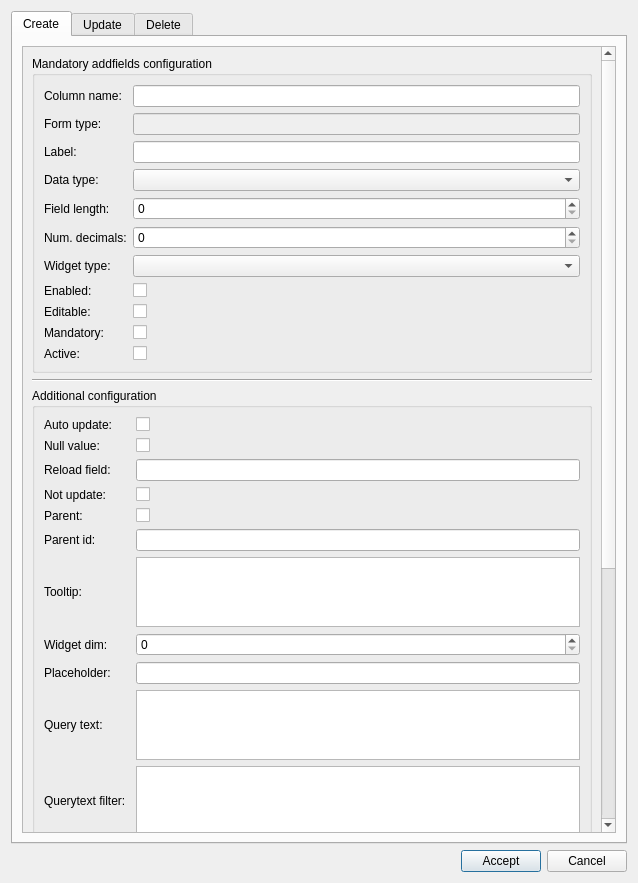
Old version of the form core/ui/admin/admin_addfields.ui in the repository Giswater/giswater_qgis_plugin.
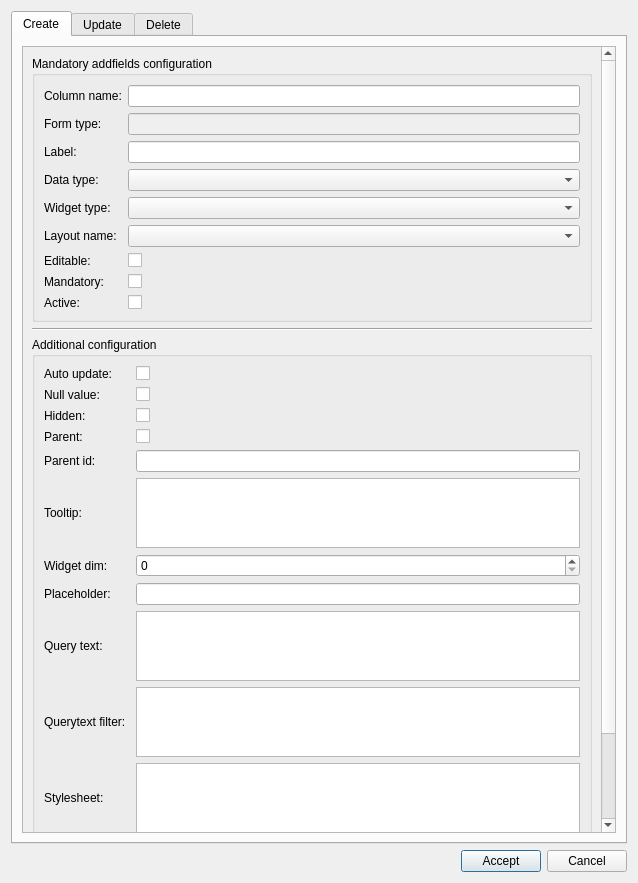
New version of the form.

Patch:
```diff
--- a/core/ui/admin/admin_addfields.ui
+++ b/core/ui/admin/admin_addfields.ui
@@ -66,7 +66,7 @@
             <x>0</x>
             <y>0</y>
             <width>565</width>
-            <height>1328</height>
+            <height>1001</height>
            </rect>
           </property>
           <layout class="QVBoxLayout" name="verticalLayout">
@@ -88,76 +88,41 @@
                 <item row="2" column="1">
                  <widget class="QLineEdit" name="label"/>
                 </item>
-                <item row="5" column="0">
-                 <widget class="QLabel" name="lbl_num_dec">
-                  <property name="text">
-                   <string>Num. decimals:</string>
-                  </property>
-                 </widget>
-                </item>
-                <item row="4" column="1">
-                 <widget class="QSpinBox" name="field_length">
-                  <property name="maximum">
-                   <number>999999999</number>
-                  </property>
-                 </widget>
-                </item>
-                <item row="12" column="1">
-                 <widget class="QCheckBox" name="addfield_active">
-                  <property name="text">
-                   <string/>
-                  </property>
-                 </widget>
-                </item>
                 <item row="1" column="0">
-                 <widget class="QLabel" name="lbl_form_type">
+                 <widget class="QLabel" name="lbl_formtype">
                   <property name="text">
                    <string>Form type:</string>
                   </property>
                  </widget>
                 </item>
-                <item row="12" column="0">
+                <item row="9" column="0">
                  <widget class="QLabel" name="lbl_active">
                   <property name="text">
                    <string>Active:</string>
                   </property>
                  </widget>
                 </item>
-                <item row="10" column="1">
+                <item row="9" column="1">
+                 <widget class="QCheckBox" name="active">
+                  <property name="text">
+                   <string/>
+                  </property>
+                 </widget>
+                </item>
+                <item row="7" column="1">
                  <widget class="QCheckBox" name="iseditable">
                   <property name="text">
                    <string/>
                   </property>
                  </widget>
                 </item>
-                <item row="11" column="1">
-                 <widget class="QCheckBox" name="ismandatory">
-                  <property name="text">
-                   <string/>
-                  </property>
-                 </widget>
-                </item>
-                <item row="6" column="0">
-                 <widget class="QLabel" name="lbl_widget_type">
+                <item row="4" column="0">
+                 <widget class="QLabel" name="lbl_widgettype">
                   <property name="text">
                    <string>Widget type:</string>
                   </property>
                  </widget>
                 </item>
-                <item row="9" column="0">
-                 <widget class="QLabel" name="lbl_enabled">
-                  <property name="text">
-                   <string>Enabled:</string>
-                  </property>
-                 </widget>
-                </item>
-                <item row="3" column="0">
-                 <widget class="QLabel" name="lbl_data_type">
-                  <property name="text">
-                   <string>Data type:</string>
-                  </property>
-                 </widget>
-                </item>
                 <item row="1" column="1">
                  <widget class="QLineEdit" name="formtype">
                   <property name="enabled">
@@ -168,57 +133,60 @@
                   </property>
                  </widget>
                 </item>
+                <item row="8" column="1">
+                 <widget class="QCheckBox" name="ismandatory">
+                  <property name="text">
+                   <string/>
+                  </property>
+                 </widget>
+                </item>
+                <item row="3" column="0">
+                 <widget class="QLabel" name="lbl_datatype">
+                  <property name="text">
+                   <string>Data type:</string>
+                  </property>
+                 </widget>
+                </item>
                 <item row="3" column="1">
                  <widget class="QComboBox" name="datatype"/>
                 </item>
-                <item row="5" column="1">
-                 <widget class="QSpinBox" name="num_decimals">
-                  <property name="maximum">
-                   <number>999999999</number>
-                  </property>
-                 </widget>
-                </item>
-                <item row="4" column="0">
-                 <widget class="QLabel" name="lbl_field_length">
-                  <property name="text">
-                   <string>Field length:</string>
-                  </property>
-                 </widget>
-                </item>
-                <item row="0" column="0">
-                 <widget class="QLabel" name="lbl_column_id">
-                  <property name="text">
-                   <string>Column name:</string>
-                  </property>
-                 </widget>
-                </item>
                 <item row="0" column="1">
                  <widget class="QLineEdit" name="columnname"/>
                 </item>
-                <item row="9" column="1">
-                 <widget class="QCheckBox" name="isenabled">
+                <item row="0" column="0">
+                 <widget class="QLabel" name="lbl_columnname">
                   <property name="text">
-                   <string/>
+                   <string>Column name:</string>
                   </property>
                  </widget>
                 </item>
-                <item row="6" column="1">
+                <item row="4" column="1">
                  <widget class="QComboBox" name="widgettype"/>
                 </item>
-                <item row="10" column="0">
-                 <widget class="QLabel" name="lbl_editable">
+                <item row="7" column="0">
+                 <widget class="QLabel" name="lbl_iseditable">
                   <property name="text">
                    <string>Editable:</string>
                   </property>
                  </widget>
                 </item>
-                <item row="11" column="0">
-                 <widget class="QLabel" name="lbl_mandatory">
+                <item row="8" column="0">
+                 <widget class="QLabel" name="lbl_ismandatory">
                   <property name="text">
                    <string>Mandatory:</string>
                   </property>
                  </widget>
                 </item>
+                <item row="5" column="1">
+                 <widget class="QComboBox" name="layoutname"/>
+                </item>
+                <item row="5" column="0">
+                 <widget class="QLabel" name="lbl_layoutname">
+                  <property name="text">
+                   <string>Layout name:</string>
+                  </property>
+                 </widget>
+                </item>
                </layout>
               </item>
              </layout>
@@ -239,213 +207,151 @@
              <layout class="QVBoxLayout" name="verticalLayout_2">
               <item>
                <layout class="QGridLayout" name="gridLayout_7">
-                <item row="3" column="1">
-                 <widget class="QCheckBox" name="dv_isnullvalue">
-                  <property name="text">
-                   <string/>
-                  </property>
-                 </widget>
+                <item row="9" column="2">
+                 <widget class="QLineEdit" name="placeholder"/>
                 </item>
-                <item row="2" column="1">
-                 <widget class="QCheckBox" name="isautoupdate">
-                  <property name="text">
-                   <string/>
-                  </property>
-                 </widget>
-                </item>
-                <item row="2" column="0">
-                 <widget class="QLabel" name="lbl_auto_update">
-                  <property name="text">
-                   <string>Auto update:</string>
-                  </property>
-                 </widget>
-                </item>
-                <item row="7" column="1">
-                 <widget class="QLineEdit" name="dv_parent_id"/>
-                </item>
-                <item row="8" column="1">
-                 <widget class="QPlainTextEdit" name="tooltip"/>
-                </item>
-                <item row="11" column="1">
+                <item row="10" column="2">
                  <widget class="QPlainTextEdit" name="dv_querytext"/>
                 </item>
-                <item row="3" column="0">
-                 <widget class="QLabel" name="lbl_null_value">
-                  <property name="text">
-                   <string>Null value:</string>
-                  </property>
-                 </widget>
-                </item>
-                <item row="10" column="0">
+                <item row="9" column="0">
                  <widget class="QLabel" name="lbl_placeholder">
                   <property name="text">
                    <string>Placeholder:</string>
                   </property>
                  </widget>
                 </item>
-                <item row="8" column="0">
+                <item row="3" column="0">
+                 <widget class="QLabel" name="lbl_dv_isnullvalue">
+                  <property name="text">
+                   <string>Null value:</string>
+                  </property>
+                 </widget>
+                </item>
+                <item row="7" column="0">
                  <widget class="QLabel" name="lbl_tooltip">
                   <property name="text">
                    <string>Tooltip:</string>
                   </property>
                  </widget>
                 </item>
-                <item row="4" column="0">
-                 <widget class="QLabel" name="lbl_reload_field">
-                  <property name="text">
-                   <string>Reload field:</string>
-                  </property>
-                 </widget>
+                <item row="6" column="2">
+                 <widget class="QLineEdit" name="dv_parent_id"/>
                 </item>
-                <item row="10" column="1">
-                 <widget class="QLineEdit" name="placeholder"/>
-                </item>
-                <item row="5" column="0">
-                 <widget class="QLabel" name="lbl_not_update">
+                <item row="3" column="2">
+                 <widget class="QCheckBox" name="dv_isnullvalue">
                   <property name="text">
-                   <string>Not update:</string>
+                   <string/>
                   </property>
                  </widget>
                 </item>
-                <item row="14" column="0">
-                 <widget class="QLabel" name="lbl_action_function">
+                <item row="2" column="2">
+                 <widget class="QCheckBox" name="isautoupdate">
                   <property name="text">
-                   <string>Action function:</string>
+                   <string/>
                   </property>
                  </widget>
                 </item>
-                <item row="5" column="1">
-                 <widget class="QCheckBox" name="isnotupdate">
+                <item row="2" column="0">
+                 <widget class="QLabel" name="lbl_isautoupdate">
                   <property name="text">
-                   <string/>
+                   <string>Auto update:</string>
                   </property>
                  </widget>
                 </item>
-                <item row="11" column="0">
-                 <widget class="QLabel" name="lbl_query_text">
+                <item row="7" column="2">
+                 <widget class="QPlainTextEdit" name="tooltip"/>
+                </item>
+                <item row="10" column="0">
+                 <widget class="QLabel" name="lbl_dv_querytext">
                   <property name="text">
                    <string>Query text:</string>
                   </property>
                  </widget>
                 </item>
-                <item row="6" column="0">
-                 <widget class="QLabel" name="lbl_parent">
-                  <property name="text">
-                   <string>Parent:</string>
-                  </property>
-                 </widget>
-                </item>
-                <item row="6" column="1">
+                <item row="5" column="2">
                  <widget class="QCheckBox" name="isparent">
                   <property name="text">
                    <string/>
                   </property>
                  </widget>
                 </item>
-                <item row="17" column="0">
-                 <widget class="QLabel" name="lbl_list_filter">
-                  <property name="text">
-                   <string>List filter param:</string>
-                  </property>
-                 </widget>
-                </item>
-                <item row="18" column="0">
-                 <widget class="QLabel" name="lbl_editability">
-                  <property name="text">
-                   <string>Editability:</string>
-                  </property>
-                 </widget>
-                </item>
-                <item row="15" column="0">
+                <item row="12" column="0">
                  <widget class="QLabel" name="lbl_stylesheet">
                   <property name="text">
                    <string>Stylesheet:</string>
                   </property>
                  </widget>
                 </item>
-                <item row="12" column="0">
-                 <widget class="QLabel" name="lbl_query_filter">
+                <item row="13" column="0">
+                 <widget class="QLabel" name="listfilterparam_2">
+                  <property name="text">
+                   <string>List filter param:</string>
+                  </property>
+                 </widget>
+                </item>
+                <item row="11" column="0">
+                 <widget class="QLabel" name="lbl_dv_querytext_filterc">
                   <property name="text">
                    <string>Querytext filter:</string>
                   </property>
                  </widget>
                 </item>
-                <item row="7" column="0">
-                 <widget class="QLabel" name="lbl_parent_id">
+                <item row="6" column="0">
+                 <widget class="QLabel" name="lbl_dv_parent_id">
                   <property name="text">
                    <string>Parent id:</string>
                   </property>
                  </widget>
                 </item>
-                <item row="16" column="0">
-                 <widget class="QLabel" name="lbl_typeahead">
-                  <property name="text">
-                   <string>Typeahead:</string>
-                  </property>
-                 </widget>
-                </item>
-                <item row="16" column="1">
-                 <widget class="QPlainTextEdit" name="typeahead">
-                  <property name="toolTip">
-                   <string>&lt;html&gt;&lt;head/&gt;&lt;body&gt;&lt;p&gt;{&amp;quot;fieldToSearch&amp;quot;: &amp;quot;arc_id&amp;quot;, &amp;quot;threshold&amp;quot;: 3, &amp;quot;noresultsMsg&amp;quot;: &amp;quot;No results&amp;quot;, &amp;quot;loadingMsg&amp;quot;: &amp;quot;Searching&amp;quot;}&lt;/p&gt;&lt;/body&gt;&lt;/html&gt;</string>
-                  </property>
-                 </widget>
-                </item>
-                <item row="17" column="1">
+                <item row="13" column="2">
                  <widget class="QPlainTextEdit" name="listfilterparam">
                   <property name="toolTip">
                    <string>&lt;html&gt;&lt;head/&gt;&lt;body&gt;&lt;p&gt;{&amp;quot;sign&amp;quot;:&amp;quot;&amp;gt;&amp;quot;,&amp;quot;vdefault&amp;quot;:&amp;quot;01-01-2014&amp;quot; }&lt;/p&gt;&lt;/body&gt;&lt;/html&gt;</string>
                   </property>
                  </widget>
                 </item>
-                <item row="18" column="1">
-                 <widget class="QPlainTextEdit" name="editability">
-                  <property name="toolTip">
-                   <string>&lt;html&gt;&lt;head/&gt;&lt;body&gt;&lt;p&gt;{&amp;quot;trueWhenParentIn&amp;quot;:[3]}&lt;/p&gt;&lt;/body&gt;&lt;/html&gt;</string>
-                  </property>
-                 </widget>
-                </item>
-                <item row="12" column="1">
+                <item row="11" column="2">
                  <widget class="QPlainTextEdit" name="dv_querytext_filterc"/>
                 </item>
-                <item row="13" column="0">
-                 <widget class="QLabel" name="lbl_widget_function">
-                  <property name="text">
-                   <string>Widget function:</string>
-                  </property>
-                 </widget>
-                </item>
-                <item row="15" column="1">
+                <item row="12" column="2">
                  <widget class="QPlainTextEdit" name="stylesheet">
                   <property name="toolTip">
                    <string>&lt;html&gt;&lt;head/&gt;&lt;body&gt;&lt;p&gt;{&amp;quot;label&amp;quot;:&amp;quot;color:green; font-weight:bold;&amp;quot;,&amp;quot;widget&amp;quot;:{&amp;quot;enabled&amp;quot;:&amp;quot;color:black; font-weight:bold;&amp;quot;,&amp;quot;disabled&amp;quot;:&amp;quot;color:black; font-weight:bold;&amp;quot;}}&lt;/p&gt;&lt;/body&gt;&lt;/html&gt;</string>
                   </property>
                  </widget>
                 </item>
-                <item row="9" column="0">
+                <item row="8" column="0">
                  <widget class="QLabel" name="lbl_widget_dim">
                   <property name="text">
                    <string>Widget dim:</string>
                   </property>
                  </widget>
                 </item>
-                <item row="9" column="1">
+                <item row="8" column="2">
                  <widget class="QSpinBox" name="widgetdim">
                   <property name="maximum">
                    <number>999999999</number>
                   </property>
                  </widget>
                 </item>
-                <item row="13" column="1">
-                 <widget class="QComboBox" name="widgetfunction"/>
+                <item row="5" column="0">
+                 <widget class="QLabel" name="lbl_isparent">
+                  <property name="text">
+                   <string>Parent:</string>
+                  </property>
+                 </widget>
                 </item>
-                <item row="14" column="1">
-                 <widget class="QComboBox" name="action_function"/>
+                <item row="4" column="0">
+                 <widget class="QLabel" name="lbl_hidden">
+                  <property name="text">
+                   <string>Hidden:</string>
+                  </property>
+                 </widget>
                 </item>
-                <item row="4" column="1">
-                 <widget class="QLineEdit" name="reload_field">
-                  <property name="toolTip">
-                   <string>&lt;html&gt;&lt;head/&gt;&lt;body&gt;&lt;p&gt;{&amp;quot;reload&amp;quot;:[&amp;quot;cat_pnom&amp;quot;, &amp;quot;cat_matcat_id&amp;quot;]}&lt;/p&gt;&lt;/body&gt;&lt;/html&gt;</string>
+                <item row="4" column="2">
+                 <widget class="QCheckBox" name="hidden">
+                  <property name="text">
+                   <string/>
                   </property>
                  </widget>
                 </item>
```
